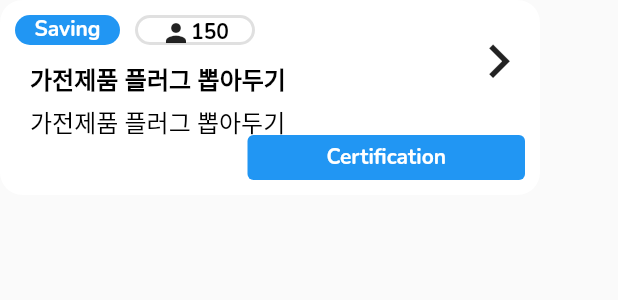
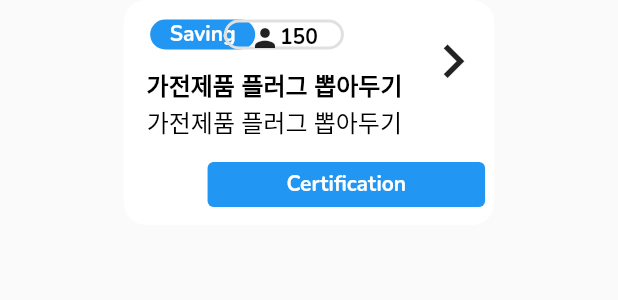
Before and after one commit to TerraQ-KR/TerraQClient, a Flutter app: the InputQuest widget shown alone on an empty page, opened directly, on a phone screen of 412 x 824 dp. Shown: the top 300 px of the screen. Run offline on Flutter 3.47's test engine with Material 2 defaults, Android fonts, the phone set to English and light mode, and no system bars; our stand-ins replace dotted_border.

Commit message:
feat(style) : position -> alignment

```diff
--- a/lib/screens/quest/main/widget/input_quest_common.dart
+++ b/lib/screens/quest/main/widget/input_quest_common.dart
@@ -22,44 +22,34 @@ class InputQuest extends StatelessWidget {
 
   @override
   Widget build(BuildContext context) {
-    return SizedBox(
-      width: 360,
-      height: 130,
-      child: Row(
-        mainAxisSize: MainAxisSize.min,
-        mainAxisAlignment: MainAxisAlignment.center,
-        crossAxisAlignment: CrossAxisAlignment.center,
+    return Container(
+      alignment: Alignment.center,
+      height: 150,
+      child: FractionallySizedBox(
+        widthFactor: 0.6,
+        child: Stack(
           children: [
             Container(
-            width: 360,
-            height: 130,
               decoration: BoxDecoration(
                 borderRadius: BorderRadius.circular(15),
                 color: ColorUtils.white,
               ),
               child: Stack(
                 children: [
-                Positioned(
-                  left: 165,
-                  top: 90,
+                  Container(
+                    alignment: const Alignment(0.8, 0.8),
                     child: ButtonQuest(),
                   ),
-                Positioned(
-                  left: 10,
-                  top: 10,
+                  Container(
+                    alignment: const Alignment(-0.8, -0.8),
                     child: TagQuest(text: subCategoryName),
                   ),
-                Positioned(
-                  left: 90,
-                  top: 10,
+                  Container(
+                    alignment: const Alignment(-0.2, -0.8),
                     child: TagQuestPeople(quest_user_count: challenger),
                   ),
-                Positioned(
-                  left: 20,
-                  top: 40,
-                  child: SizedBox(
-                    width: 250,
-                    height: 45,
+                  Container(
+                    alignment: const Alignment(-0.6, -0.3),
                     child: Text(
                       questName,
                       style: questTheme.textTheme.bodyLarge!.copyWith(
@@ -67,22 +57,15 @@ class InputQuest extends StatelessWidget {
                       ),
                     ),
                   ),
-                ),
-                Positioned(
-                  left: 20,
-                  top: 69,
-                  child: SizedBox(
-                    width: 250,
-                    height: 21,
+                  Container(
+                    alignment: const Alignment(-0.6, 0.1),
                     child: Text(
                       questName,
                       style: questTheme.textTheme.bodyLarge,
                     ),
                   ),
-                ),
-                Positioned(
-                  right: 10,
-                  top: 10,
+                  Container(
+                    alignment: const Alignment(0.9, -0.8),
                     child: IconButton(
                       onPressed: () => navigateToDetail(context),
                       icon: const Icon(Icons.navigate_next, size: 45),
@@ -93,6 +76,7 @@ class InputQuest extends StatelessWidget {
             ),
           ],
         ),
+      ),
     );
   }
 }
```
Also changed, not shown: lib/screens/quest/main/widget/input_quest_picture.dart (+19 -31 lines). Lines whose indentation alone changed are shown as unchanged.
